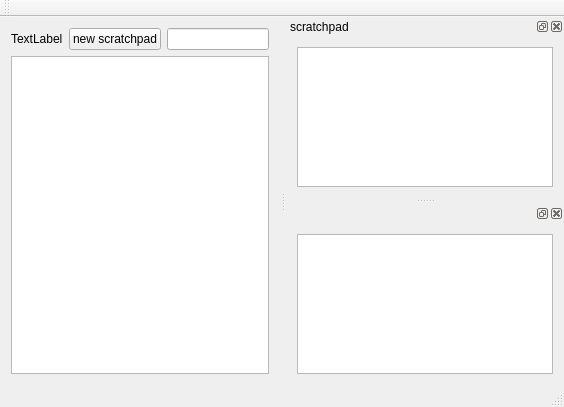
Qt form scratchpad.ui (stoyan-shopov/scratchpad) before a commit.
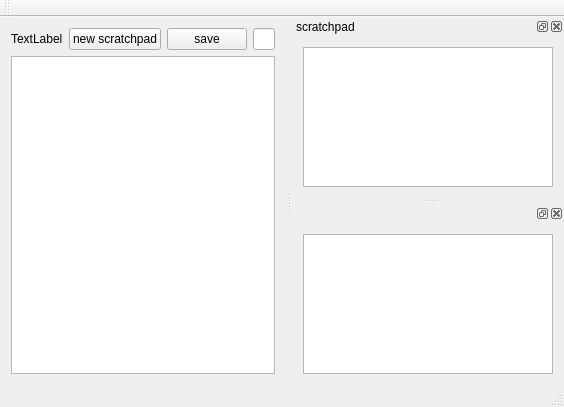
The same form after that commit.

Commit message: add a 'write settings' button

Diff of the .ui file:
```diff
--- a/scratchpad.ui
+++ b/scratchpad.ui
@@ -31,6 +31,13 @@
         </property>
        </widget>
       </item>
+      <item>
+       <widget class="QPushButton" name="pushButtonSave">
+        <property name="text">
+         <string>save</string>
+        </property>
+       </widget>
+      </item>
       <item>
        <widget class="QLineEdit" name="lineEditSforth"/>
       </item>
```
The commit also changes 1 other file.
